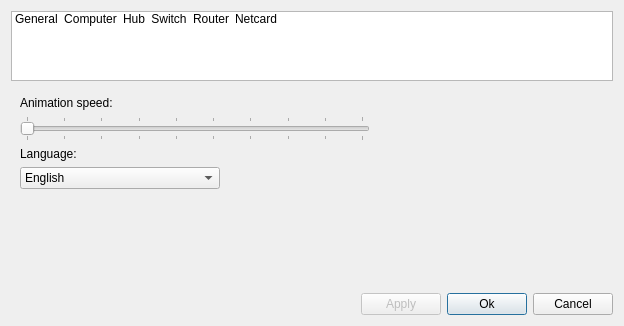
Before: the Qt Designer form src/forms/settingdialog.ui in Vortm4x/netemul, drawn with Qt 5.
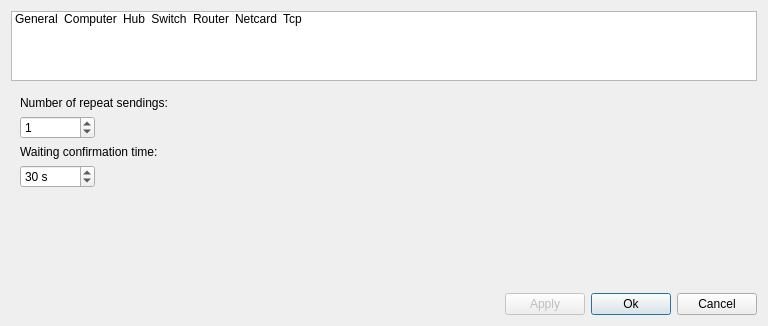
After: the same form once the commit is applied. The open tabs and pages were chosen to show the change. Icons and pictures are not drawn.

```diff
--- a/src/forms/settingdialog.ui
+++ b/src/forms/settingdialog.ui
@@ -6,7 +6,7 @@
    <rect>
     <x>0</x>
     <y>0</y>
-    <width>624</width>
+    <width>768</width>
     <height>326</height>
    </rect>
   </property>
@@ -18,7 +18,7 @@
     <widget class="QListWidget" name="listWidget">
      <property name="minimumSize">
       <size>
-       <width>600</width>
+       <width>740</width>
        <height>70</height>
       </size>
      </property>
@@ -127,6 +127,15 @@
        <set>ItemIsSelectable|ItemIsUserCheckable|ItemIsEnabled</set>
       </property>
      </item>
+     <item>
+      <property name="text">
+       <string>Tcp</string>
+      </property>
+      <property name="icon">
+       <iconset>
+        <normaloff>:/im/images/tcp.png</normaloff>:/im/images/tcp.png</iconset>
+      </property>
+     </item>
     </widget>
    </item>
    <item>
@@ -643,6 +652,94 @@
        </item>
       </layout>
      </widget>
+     <widget class="QWidget" name="tcp">
+      <layout class="QVBoxLayout" name="verticalLayout_18">
+       <item>
+        <layout class="QVBoxLayout" name="verticalLayout_17">
+         <item>
+          <widget class="QLabel" name="label_10">
+           <property name="text">
+            <string>Number of repeat sendings:</string>
+           </property>
+          </widget>
+         </item>
+         <item>
+          <widget class="QSpinBox" name="sb_send">
+           <property name="sizePolicy">
+            <sizepolicy hsizetype="Preferred" vsizetype="Fixed">
+             <horstretch>0</horstretch>
+             <verstretch>0</verstretch>
+            </sizepolicy>
+           </property>
+           <property name="maximumSize">
+            <size>
+             <width>75</width>
+             <height>16777215</height>
+            </size>
+           </property>
+           <property name="maximum">
+            <number>10</number>
+           </property>
+           <property name="value">
+            <number>1</number>
+           </property>
+          </widget>
+         </item>
+         <item>
+          <widget class="QLabel" name="label_11">
+           <property name="text">
+            <string>Waiting confirmation time:</string>
+           </property>
+          </widget>
+         </item>
+         <item>
+          <widget class="QSpinBox" name="sb_waitingTime">
+           <property name="sizePolicy">
+            <sizepolicy hsizetype="Preferred" vsizetype="Fixed">
+             <horstretch>0</horstretch>
+             <verstretch>0</verstretch>
+            </sizepolicy>
+           </property>
+           <property name="minimumSize">
+            <size>
+             <width>0</width>
+             <height>0</height>
+            </size>
+           </property>
+           <property name="maximumSize">
+            <size>
+             <width>75</width>
+             <height>16777215</height>
+            </size>
+           </property>
+           <property name="suffix">
+            <string> s</string>
+           </property>
+           <property name="maximum">
+            <number>100</number>
+           </property>
+           <property name="value">
+            <number>30</number>
+           </property>
+          </widget>
+         </item>
+        </layout>
+       </item>
+       <item>
+        <spacer name="verticalSpacer_7">
+         <property name="orientation">
+          <enum>Qt::Vertical</enum>
+         </property>
+         <property name="sizeHint" stdset="0">
+          <size>
+           <width>20</width>
+           <height>109</height>
+          </size>
+         </property>
+        </spacer>
+       </item>
+      </layout>
+     </widget>
     </widget>
    </item>
    <item>
```
Left out of the diff: 166 changed lines with no effect on the pictures.
